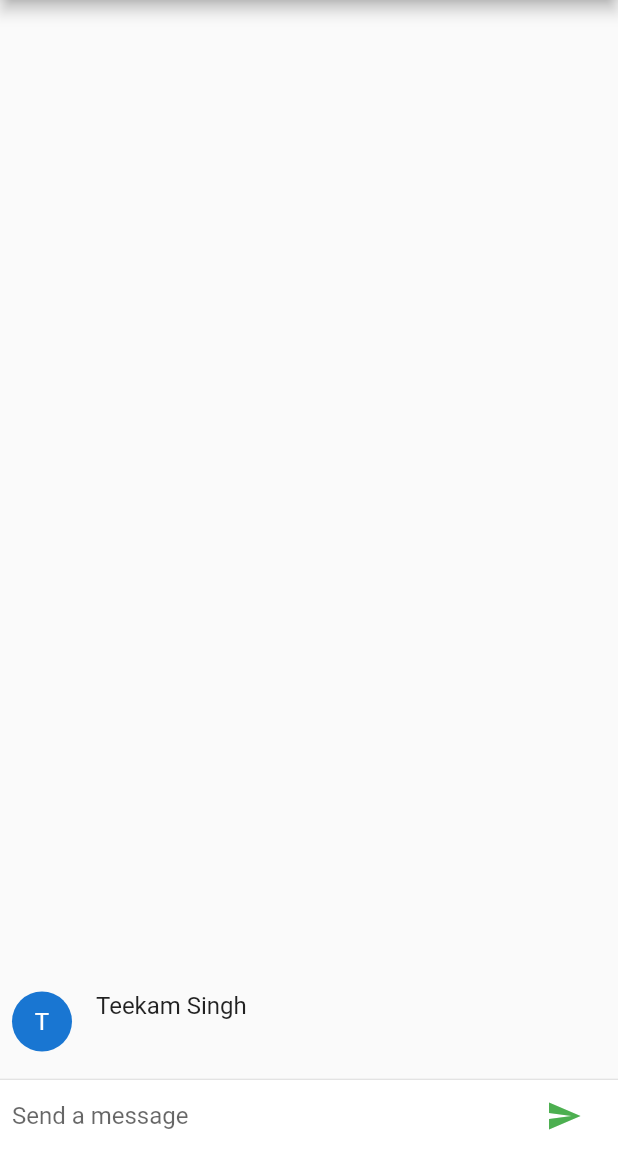
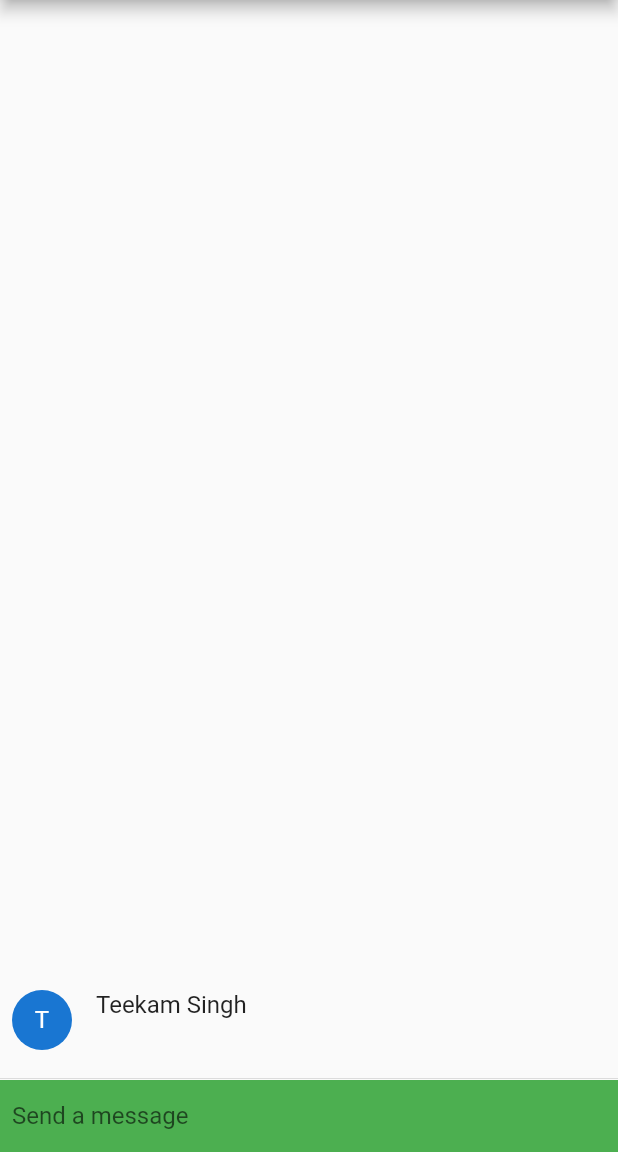
Before and after one commit to sony0905/MyFirstPro, a Flutter app: the screen it shows after launch, after a tap on the "send" icon, on a phone screen of 412 x 824 dp, the part 84-1236 px from its top. Run offline on Flutter 3.47's test engine with Material 2 defaults, Android fonts, the phone set to English and light mode, and no system bars.

Commit message:
Update chatscreen.dart

```diff
--- a/lib/chatscreen.dart
+++ b/lib/chatscreen.dart
@@ -66,10 +66,10 @@ class ChatScreenState extends State<ChatScreen>{
             itemCount: _messages.length,
           ),
         ),
-        new Divider(height: 1.0,),
+        new Divider(height: 2.0,),
         new Container(
           decoration: new BoxDecoration(
-              color: Theme.of(context).cardColor
+              color: Colors.green
           ),
           child:_textComposerWidget() ,
         )
```
